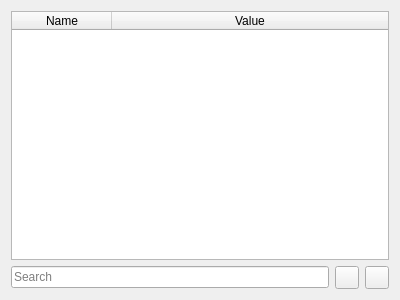
Before: the Qt Designer form variableswidget.ui in Kuszki/K-Plots, drawn with Qt 5.
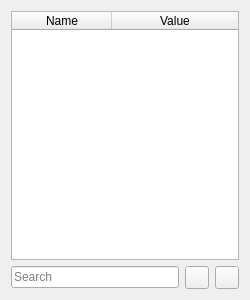
After: the same form once the commit is applied. Icons and pictures are not drawn.

Commit message: Update minimum geometry

Patch:
```diff
--- a/variableswidget.ui
+++ b/variableswidget.ui
@@ -6,10 +6,16 @@
    <rect>
     <x>0</x>
     <y>0</y>
-    <width>400</width>
+    <width>250</width>
     <height>300</height>
    </rect>
   </property>
+  <property name="minimumSize">
+   <size>
+    <width>250</width>
+    <height>150</height>
+   </size>
+  </property>
   <property name="windowTitle">
    <string>Form</string>
   </property>
```
The commit also changes 1 other file.
